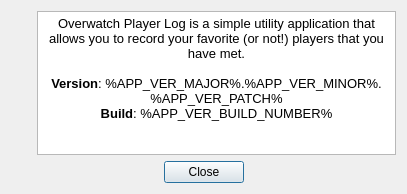
Qt form OverwatchPlayerLog/UI/AboutDialog.ui (yxbh/Overwatch-Player-Log) before a commit.
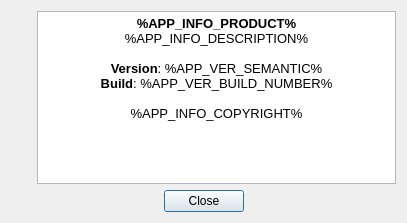
The same form after that commit. Icons and pictures are not drawn.

Commit message: change about dialog to use appinfo and version headers

Diff of the .ui file:
```diff
--- a/OverwatchPlayerLog/UI/AboutDialog.ui
+++ b/OverwatchPlayerLog/UI/AboutDialog.ui
@@ -10,7 +10,7 @@
     <x>0</x>
     <y>0</y>
     <width>407</width>
-    <height>194</height>
+    <height>223</height>
    </rect>
   </property>
   <property name="windowTitle">
@@ -74,10 +74,13 @@
 &lt;html&gt;&lt;head&gt;&lt;meta name=&quot;qrichtext&quot; content=&quot;1&quot; /&gt;&lt;style type=&quot;text/css&quot;&gt;
 p, li { white-space: pre-wrap; }
 &lt;/style&gt;&lt;/head&gt;&lt;body style=&quot; font-family:'MS Shell Dlg 2'; font-size:8.25pt; font-weight:400; font-style:normal;&quot;&gt;
-&lt;p align=&quot;center&quot; style=&quot; margin-top:0px; margin-bottom:0px; margin-left:0px; margin-right:0px; -qt-block-indent:0; text-indent:0px;&quot;&gt;&lt;span style=&quot; font-size:10pt;&quot;&gt;Overwatch Player Log is a simple utility application that allows you to record your favorite (or not!) players that you have met.&lt;/span&gt;&lt;/p&gt;
+&lt;p align=&quot;center&quot; style=&quot; margin-top:0px; margin-bottom:0px; margin-left:0px; margin-right:0px; -qt-block-indent:0; text-indent:0px;&quot;&gt;&lt;span style=&quot; font-size:10pt; font-weight:600;&quot;&gt;%APP_INFO_PRODUCT%&lt;/span&gt;&lt;/p&gt;
+&lt;p align=&quot;center&quot; style=&quot; margin-top:0px; margin-bottom:0px; margin-left:0px; margin-right:0px; -qt-block-indent:0; text-indent:0px;&quot;&gt;&lt;span style=&quot; font-size:10pt;&quot;&gt;%APP_INFO_DESCRIPTION%&lt;/span&gt;&lt;/p&gt;
 &lt;p align=&quot;center&quot; style=&quot;-qt-paragraph-type:empty; margin-top:0px; margin-bottom:0px; margin-left:0px; margin-right:0px; -qt-block-indent:0; text-indent:0px; font-size:10pt;&quot;&gt;&lt;br /&gt;&lt;/p&gt;
-&lt;p align=&quot;center&quot; style=&quot; margin-top:0px; margin-bottom:0px; margin-left:0px; margin-right:0px; -qt-block-indent:0; text-indent:0px;&quot;&gt;&lt;span style=&quot; font-size:10pt; font-weight:600;&quot;&gt;Version&lt;/span&gt;&lt;span style=&quot; font-size:10pt;&quot;&gt;: %APP_VER_MAJOR%.%APP_VER_MINOR%.%APP_VER_PATCH%&lt;/span&gt;&lt;/p&gt;
-&lt;p align=&quot;center&quot; style=&quot; margin-top:0px; margin-bottom:0px; margin-left:0px; margin-right:0px; -qt-block-indent:0; text-indent:0px;&quot;&gt;&lt;span style=&quot; font-size:10pt; font-weight:600;&quot;&gt;Build&lt;/span&gt;&lt;span style=&quot; font-size:10pt;&quot;&gt;: %APP_VER_BUILD_NUMBER%&lt;/span&gt;&lt;/p&gt;&lt;/body&gt;&lt;/html&gt;</string>
+&lt;p align=&quot;center&quot; style=&quot; margin-top:0px; margin-bottom:0px; margin-left:0px; margin-right:0px; -qt-block-indent:0; text-indent:0px;&quot;&gt;&lt;span style=&quot; font-size:10pt; font-weight:600;&quot;&gt;Version&lt;/span&gt;&lt;span style=&quot; font-size:10pt;&quot;&gt;: %APP_VER_SEMANTIC%&lt;/span&gt;&lt;/p&gt;
+&lt;p align=&quot;center&quot; style=&quot; margin-top:0px; margin-bottom:0px; margin-left:0px; margin-right:0px; -qt-block-indent:0; text-indent:0px;&quot;&gt;&lt;span style=&quot; font-size:10pt; font-weight:600;&quot;&gt;Build&lt;/span&gt;&lt;span style=&quot; font-size:10pt;&quot;&gt;: %APP_VER_BUILD_NUMBER%&lt;/span&gt;&lt;/p&gt;
+&lt;p align=&quot;center&quot; style=&quot;-qt-paragraph-type:empty; margin-top:0px; margin-bottom:0px; margin-left:0px; margin-right:0px; -qt-block-indent:0; text-indent:0px; font-size:10pt;&quot;&gt;&lt;br /&gt;&lt;/p&gt;
+&lt;p align=&quot;center&quot; style=&quot; margin-top:0px; margin-bottom:0px; margin-left:0px; margin-right:0px; -qt-block-indent:0; text-indent:0px;&quot;&gt;&lt;span style=&quot; font-size:10pt;&quot;&gt;%APP_INFO_COPYRIGHT%&lt;/span&gt;&lt;/p&gt;&lt;/body&gt;&lt;/html&gt;</string>
        </property>
       </widget>
      </item>
```
The commit also changes 1 other file.
